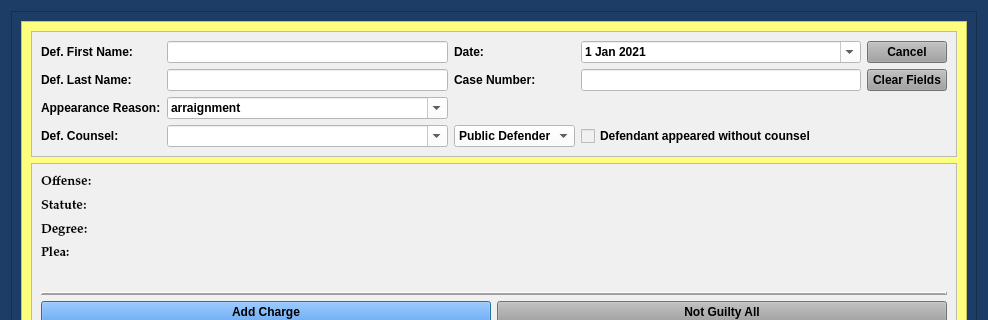
This is package/views/ui/NotGuiltyBondDialog.ui in HunterProgram22/MuniEntry as Qt 5 draws it before an edit; both pictures show x 0 to 988 and y 0 to 320 of the 988 by 725 pixel window. The edited form follows.
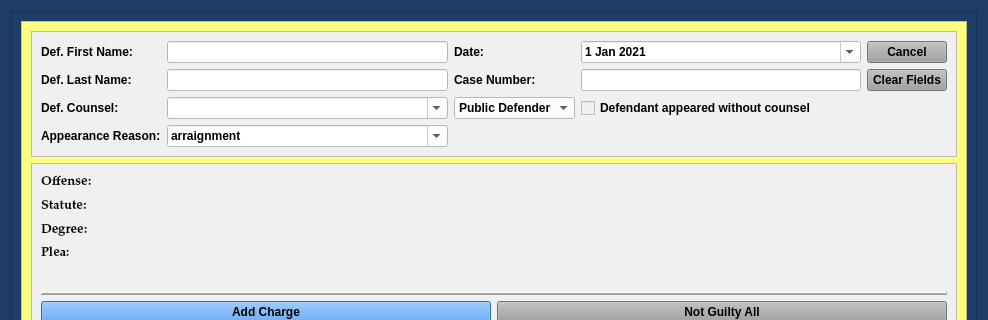
This is the edited form.

Commit message: Flipped def counsel and appearance reason for all dialogs.

Patch:
```diff
--- a/package/views/ui/NotGuiltyBondDialog.ui
+++ b/package/views/ui/NotGuiltyBondDialog.ui
@@ -319,54 +319,13 @@
               </widget>
              </item>
              <item row="3" column="0">
-              <widget class="QLabel" name="label_24">
-               <property name="text">
-                <string>Def. Counsel:</string>
-               </property>
-              </widget>
-             </item>
-             <item row="3" column="3">
-              <widget class="QCheckBox" name="defense_counsel_waived_checkBox">
-               <property name="text">
-                <string>Defendant appeared without counsel</string>
-               </property>
-              </widget>
-             </item>
-             <item row="3" column="2">
-              <widget class="QComboBox" name="defense_counsel_type_box">
-               <property name="styleSheet">
-                <string notr="true">background-color: rgb(255, 255, 255);</string>
-               </property>
-               <item>
-                <property name="text">
-                 <string>Public Defender</string>
-                </property>
-               </item>
-               <item>
-                <property name="text">
-                 <string>Private Counsel</string>
-                </property>
-               </item>
-              </widget>
-             </item>
-             <item row="3" column="1">
-              <widget class="QComboBox" name="defense_counsel_name_box">
-               <property name="styleSheet">
-                <string notr="true">background-color: rgb(255, 255, 255);</string>
-               </property>
-               <property name="editable">
-                <bool>true</bool>
-               </property>
-              </widget>
-             </item>
-             <item row="2" column="0">
               <widget class="QLabel" name="label_11">
                <property name="text">
                 <string>Appearance Reason:</string>
                </property>
               </widget>
              </item>
-             <item row="2" column="1">
+             <item row="3" column="1">
               <widget class="QComboBox" name="appearance_reason_box">
                <property name="styleSheet">
                 <string notr="true">background-color: rgb(255, 255, 255);</string>
@@ -391,6 +350,47 @@
                </item>
               </widget>
              </item>
+             <item row="2" column="0">
+              <widget class="QLabel" name="label_24">
+               <property name="text">
+                <string>Def. Counsel:</string>
+               </property>
+              </widget>
+             </item>
+             <item row="2" column="1">
+              <widget class="QComboBox" name="defense_counsel_name_box">
+               <property name="styleSheet">
+                <string notr="true">background-color: rgb(255, 255, 255);</string>
+               </property>
+               <property name="editable">
+                <bool>true</bool>
+               </property>
+              </widget>
+             </item>
+             <item row="2" column="2">
+              <widget class="QComboBox" name="defense_counsel_type_box">
+               <property name="styleSheet">
+                <string notr="true">background-color: rgb(255, 255, 255);</string>
+               </property>
+               <item>
+                <property name="text">
+                 <string>Public Defender</string>
+                </property>
+               </item>
+               <item>
+                <property name="text">
+                 <string>Private Counsel</string>
+                </property>
+               </item>
+              </widget>
+             </item>
+             <item row="2" column="3">
+              <widget class="QCheckBox" name="defense_counsel_waived_checkBox">
+               <property name="text">
+                <string>Defendant appeared without counsel</string>
+               </property>
+              </widget>
+             </item>
             </layout>
            </widget>
           </item>
```
Left out of the diff: 49 changed lines with no effect on the pictures. The commit also changes 12 other files.
